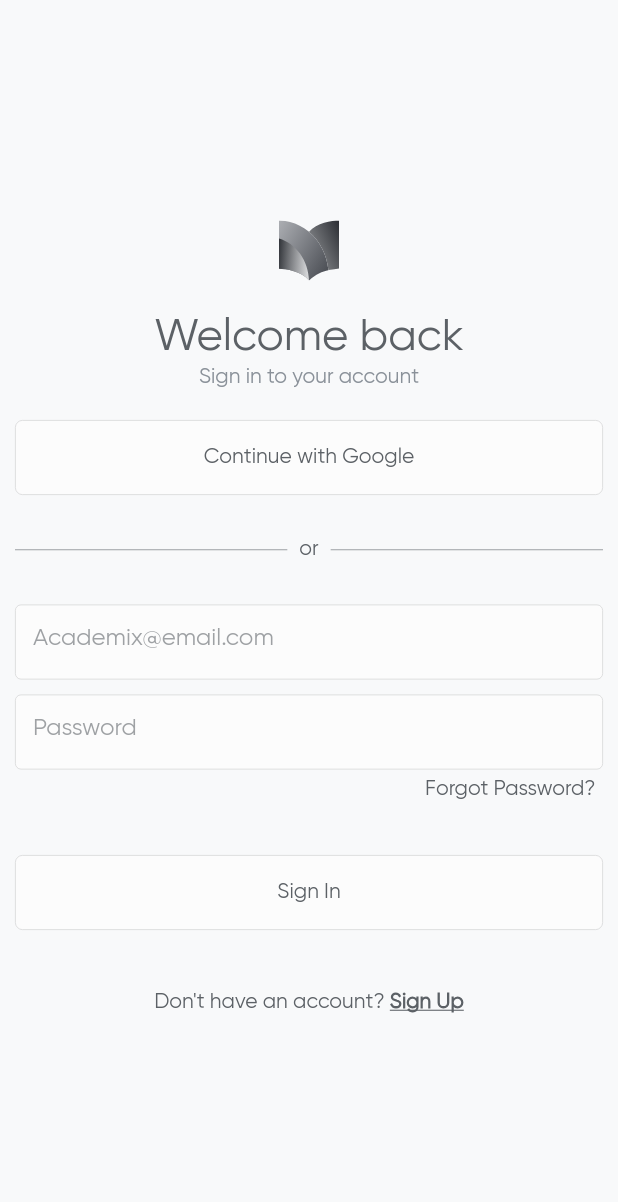
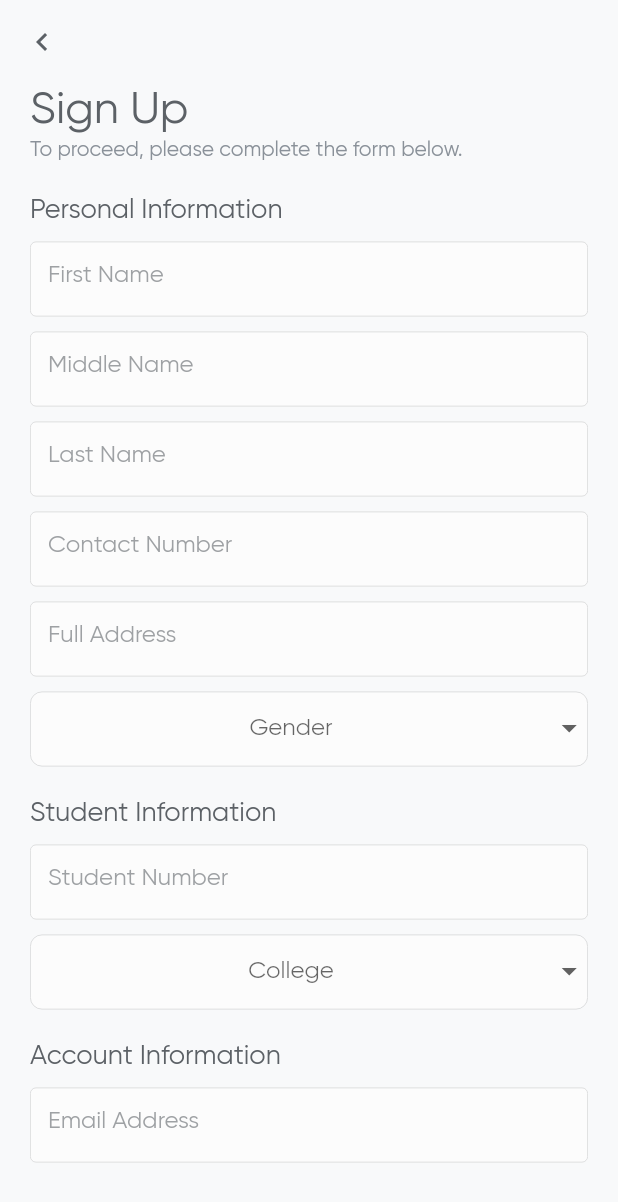
Before and after one commit to MarbertMataverde/academix, a Flutter app: the screen it shows after launch, on a phone screen of 412 x 824 dp. Shown: the top 1202 px of the screen. Run offline on Flutter 3.47's test engine with Material 2 defaults, Android fonts, the phone set to English and light mode, and no system bars; our stand-ins replace flutter_riverpod, flutter_svg, shared_preferences; project files that could hold a hidden picture were left out.

Commit message:
feat: Add phone sign-up view
This commit introduces a new feature - a phone sign-up view. The PhoneSignUpView class is implemented as a ConsumerWidget and provides a user-friendly interface for signing up on mobile devices. It includes form fields for capturing personal, student, and account information, along with appropriate UI components like dropdown menus and password visibility toggles.

The code imports necessary dependencies related to theme colors, styles, and widgets. It defines state providers for the selected gender, selected college, and password visibility. Custom widgets like CustomTextFormField, CustomSuffixIconWidget, and CustomDropdownButtonWidget are utilized to enhance the user experience.

The layout and spacing calculations are optimized for mobile screens, providing a visually appealing and responsive sign-up form. The appBarArrowBackWidget function is used to create a custom app bar with a back arrow button, improving navigation within the sign-up flow.

Overall, this new feature enhances the sign-up experience on mobile devices, making it more intuitive and user-friendly.

```diff
--- a/lib/academix.dart
+++ b/lib/academix.dart
@@ -2,6 +2,7 @@ import 'package:academix/configs/layout/responsive_layout.dart';
 import 'package:academix/configs/themes/provider/theme_data.dart';
 import 'package:academix/configs/themes/provider/theme_provider.dart';
 import 'package:academix/features/authentication/sign_in/view/phone/sign_in_phone_view.dart';
+import 'package:academix/features/authentication/sign_up/view/phone/sign_up_phone_view.dart';
 import 'package:academix/features/authentication/sign_up/view/tablet/sign_up_tablet_view.dart';
 import 'package:flutter/material.dart';
 import 'package:flutter_riverpod/flutter_riverpod.dart';
@@ -29,7 +30,7 @@ class _AcademixState extends ConsumerState<Academix> {
       debugShowCheckedModeBanner: false,
       theme: themeData(ref),
       home: ResponsiveLayout(
-        phone: const PhoneSignInView(),
+        phone: PhoneSignUpView(),
         tablet: TabletSignUpView(),
         desktop: DesktopSignUpView(),
       ),
--- /dev/null
+++ b/lib/features/authentication/sign_up/view/phone/sign_up_phone_view.dart
@@ -0,0 +1,199 @@
+import 'package:academix/configs/themes/styles/button_style.dart';
+import 'package:academix/constants/agreement_message.dart';
+import 'package:academix/features/authentication/sign_up/widgets/appbar_arrow_back_widget.dart';
+import 'package:academix/features/authentication/sign_up/widgets/custom_suffix_icon_widget.dart';
+import 'package:flutter/material.dart';
+import 'package:flutter_riverpod/flutter_riverpod.dart';
+
+import 'package:academix/components/custom_textformfield.dart';
+import 'package:academix/configs/themes/provider/theme_provider.dart';
+import 'package:academix/features/authentication/sign_up/provider/colleges.dart';
+import 'package:academix/features/authentication/sign_up/provider/genders.dart';
+import 'package:academix/features/authentication/sign_up/utils/number_formater.dart';
+import 'package:academix/features/authentication/sign_up/widgets/custom_dropdownbutton_widget.dart';
+
+class PhoneSignUpView extends ConsumerWidget {
+  // Selected gender state provider
+  final selectedGenderStateProvider = StateProvider<String?>((ref) => null);
+  // Selected college state provider
+  final selectedCollegeStateProvider = StateProvider<String?>((ref) => null);
+  // Password visibility state provider
+  final isPasswordVisibleStateProvider = StateProvider<bool>((ref) => false);
+
+  PhoneSignUpView({super.key});
+
+  @override
+  Widget build(BuildContext context, WidgetRef ref) {
+    final themeState = ref.watch(themeStateProvider);
+    final mediaQuerySize = MediaQuery.of(context).size;
+
+    // List of genders
+    final List<String> listOfGenders = [Gender.male, Gender.female];
+
+    // List of colleges
+    final List<String> listOfColleges = [College.coa, College.cob, College.ccs];
+
+    return Scaffold(
+      appBar: appBarArrowBackWidget(context, themeState),
+      body: Center(
+        child: Padding(
+          padding: const EdgeInsets.only(left: 20, right: 20, bottom: 40),
+          child: SingleChildScrollView(
+            child: Column(
+              crossAxisAlignment: CrossAxisAlignment.start,
+              children: [
+                const Text(
+                  'Sign Up',
+                  style: TextStyle(fontSize: 30),
+                ),
+                Text(
+                  'To proceed, please complete the form below.',
+                  style: TextStyle(
+                    color: Theme.of(context).textTheme.labelMedium!.color,
+                  ),
+                ),
+                const SizedBox(height: 20),
+                const Text(
+                  'Personal Information',
+                  style: TextStyle(fontSize: 18),
+                ),
+                const SizedBox(height: 10),
+                CustomTextFormField(
+                  themeState: themeState,
+                  hintText: 'First Name',
+                  keyboardType: TextInputType.text,
+                ),
+                const SizedBox(height: 10),
+                CustomTextFormField(
+                  themeState: themeState,
+                  hintText: 'Middle Name',
+                  keyboardType: TextInputType.text,
+                ),
+                const SizedBox(height: 10),
+                CustomTextFormField(
+                  themeState: themeState,
+                  hintText: 'Last Name',
+                  keyboardType: TextInputType.text,
+                ),
+                const SizedBox(height: 10),
+                CustomTextFormField(
+                  themeState: themeState,
+                  inputFomater: numberFormater,
+                  hintText: 'Contact Number',
+                  keyboardType: TextInputType.number,
+                ),
+                const SizedBox(height: 10),
+                CustomTextFormField(
+                  themeState: themeState,
+                  hintText: 'Full Address',
+                  keyboardType: TextInputType.text,
+                ),
+                const SizedBox(height: 10),
+                CustomDropdownButtonWidget(
+                  width: double.infinity,
+                  ref: ref,
+                  listOfItems: listOfGenders,
+                  hint: 'Gender',
+                  value: ref.watch(selectedGenderStateProvider),
+                  valueStateProvider: selectedGenderStateProvider,
+                  mediaQuerySize: mediaQuerySize,
+                  themeState: themeState,
+                ),
+                const SizedBox(
+                  height: 20,
+                ),
+                // Student Information
+                const Text(
+                  'Student Information',
+                  style: TextStyle(fontSize: 18),
+                ),
+                const SizedBox(height: 10),
+                CustomTextFormField(
+                  themeState: themeState,
+                  inputFomater: numberFormater,
+                  hintText: 'Student Number',
+                  keyboardType: TextInputType.number,
+                ),
+                const SizedBox(
+                  height: 10,
+                ),
+                CustomDropdownButtonWidget(
+                  ref: ref,
+                  width: double.infinity,
+                  listOfItems: listOfColleges,
+                  hint: 'College',
+                  value: ref.watch(selectedCollegeStateProvider),
+                  valueStateProvider: selectedCollegeStateProvider,
+                  mediaQuerySize: mediaQuerySize,
+                  themeState: themeState,
+                ),
+                const SizedBox(height: 20),
+                // Account Information
+                const Text(
+                  'Account Information',
+                  style: TextStyle(fontSize: 18),
+                ),
+                const SizedBox(height: 10),
+                CustomTextFormField(
+                  themeState: themeState,
+                  hintText: 'Email Address',
+                  keyboardType: TextInputType.emailAddress,
+                ),
+                const SizedBox(
+                  height: 10,
+                ),
+                CustomTextFormField(
+                  themeState: themeState,
+                  hintText: 'Password',
+                  keyboardType: TextInputType.visiblePassword,
+                  obscureText: !ref.watch(isPasswordVisibleStateProvider),
+                  suffixIcon: CustomSuffixIconWidget(
+                    themeState: themeState,
+                    ref: ref,
+                    stateProvider: isPasswordVisibleStateProvider,
+                  ),
+                ),
+                const SizedBox(
+                  height: 10,
+                ),
+                CustomTextFormField(
+                  themeState: themeState,
+                  hintText: 'Confirm Password',
+                  keyboardType: TextInputType.visiblePassword,
+                  obscureText: !ref.watch(isPasswordVisibleStateProvider),
+                  suffixIcon: CustomSuffixIconWidget(
+                    themeState: themeState,
+                    ref: ref,
+                    stateProvider: isPasswordVisibleStateProvider,
+                  ),
+                ),
+                const SizedBox(
+                  height: 30,
+                ),
+                const Text(
+                  AgreementMessage.signUpAgreementMessage,
+                  textAlign: TextAlign.center,
+                ),
+                const SizedBox(
+                  height: 20,
+                ),
+                Align(
+                  alignment: Alignment.center,
+                  child: ElevatedButton(
+                    style: elevatedButtonStyle(
+                      buttonWidth: 200,
+                      buttonHeight: 45,
+                      themeState: themeState,
+                    ),
+                    onPressed: () {},
+                    child: const Text('Submit'),
+                  ),
+                ),
+              ],
+            ),
+          ),
+        ),
+      ),
+    );
+  }
+}
--- a/lib/features/authentication/sign_up/view/sign_up_phone_view.dart
+++ /dev/null
@@ -1,21 +0,0 @@
-import 'package:flutter/material.dart';
-import 'package:flutter_riverpod/flutter_riverpod.dart';
-
-class PhoneView extends ConsumerWidget {
-  const PhoneView({super.key});
-
-  @override
-  Widget build(BuildContext context, WidgetRef ref) {
-    return const Scaffold(
-      body: Center(
-        child: Text(
-          'Phone View',
-          style: TextStyle(
-            fontFamily: 'Sacramento',
-            fontSize: 30,
-          ),
-        ),
-      ),
-    );
-  }
-}
```
